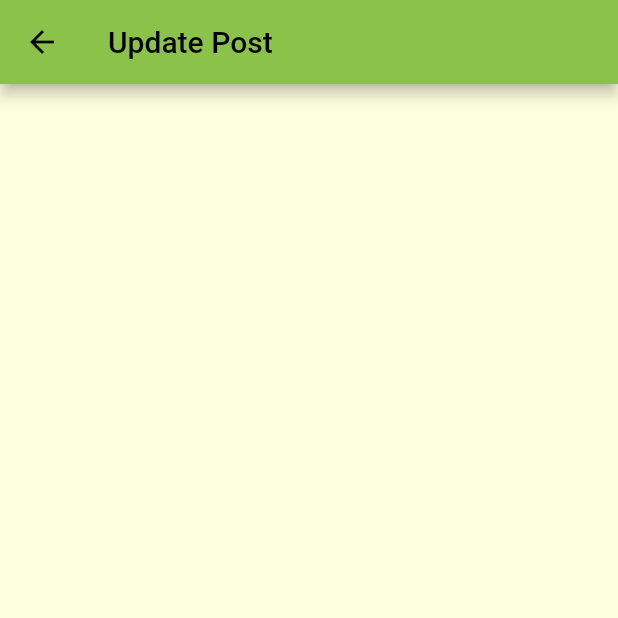
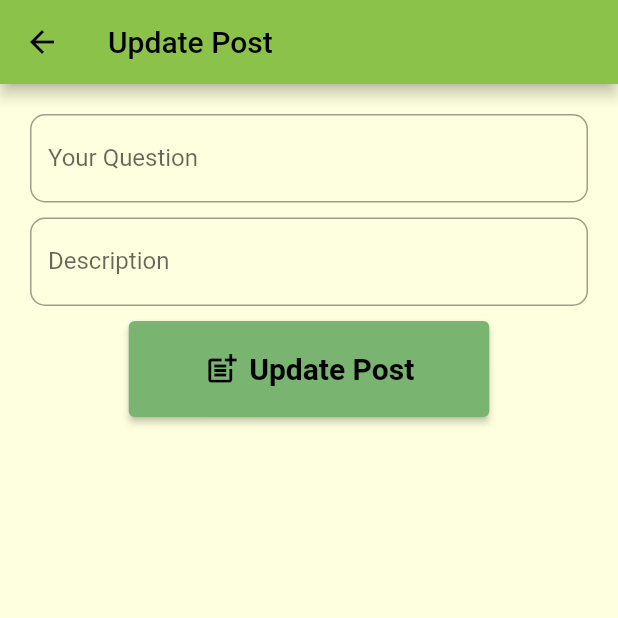
Before and after one commit to lochana-vishwajith/Flower_app, a Flutter app: the UpdateForum screen opened by its route, on a phone screen of 412 x 824 dp, the top half of it. Run offline on Flutter 3.47's test engine with Material 2 defaults, Android fonts, the phone set to English and light mode, and no system bars; our stand-ins replace firebase_database, fluttertoast, image_picker; missing offline and left inert: dart:ffi; accounts and stored records are empty.

Commit message:
ui created but values not set

```diff
--- a/client/lib/Components/my_posts_card.dart
+++ b/client/lib/Components/my_posts_card.dart
@@ -39,7 +39,12 @@ class MyPostCardComponent extends StatelessWidget {
                             child: const Icon(Icons.edit),
                             onTap: () {
                               Navigator.of(context)
-                                  .pushNamed(UpdateForum.routeName);
+                                  .pushNamed(UpdateForum.routeName,
+                                      arguments: ForumItem(
+                                        id: model!.id,
+                                        question: model!.question,
+                                        description: model!.description,
+                                      ));
                             },
                           ),
                         ),
--- a/client/lib/screens/forum/update_forum-question.dart
+++ b/client/lib/screens/forum/update_forum-question.dart
@@ -1,4 +1,7 @@
+import 'package:client/Providers/forum_Item_provider..dart';
+import 'package:client/models/forum_items.dart';
 import 'package:flutter/material.dart';
+import 'package:provider/provider.dart';
 
 class UpdateForum extends StatefulWidget {
   static const String routeName = '/update_posts';
@@ -10,11 +13,123 @@ class UpdateForum extends StatefulWidget {
 }
 
 class _UpdateForumState extends State<UpdateForum> {
+  final formKey = GlobalKey<FormState>();
+
+  var question = '';
+  var description = '';
+
+  final questionController = TextEditingController();
+  final descriptionController = TextEditingController();
+  @override
+  void dispose() {
+    super.dispose();
+    questionController.dispose();
+    descriptionController.dispose();
+  }
+
+  @override
+  void initState() {
+    super.initState();
+  }
+
   @override
   Widget build(BuildContext context) {
+    final forumProvider = context.read<ForumItemProvider>();
+    final ForumItem? args =
+        ModalRoute.of(context)!.settings.arguments as ForumItem?;
+
+    final String? questionVal = args?.question;
+    final String? descriptionVal = args?.description;
+
     return Scaffold(
-        appBar: AppBar(
-      title: const Text("Update Post"),
-    ));
+      appBar: AppBar(
+        title: const Text("Update Post"),
+      ),
+      body: Form(
+          key: formKey,
+          child: SafeArea(child: LayoutBuilder(
+            builder:
+                (BuildContext context, BoxConstraints viewportConstraints) {
+              return SingleChildScrollView(
+                child: ConstrainedBox(
+                  constraints: BoxConstraints(
+                    minHeight: viewportConstraints.maxHeight,
+                  ),
+                  child: Padding(
+                    padding: const EdgeInsets.all(15),
+                    child: Column(
+                      mainAxisSize: MainAxisSize.min,
+                      children: [
+                        Padding(
+                          padding: const EdgeInsets.all(5),
+                          child: TextFormField(
+                            controller: questionController,
+                            onChanged: (value) =>
+                                {forumProvider.question = value},
+                            decoration: InputDecoration(
+                                labelText: "Your Question",
+                                border: OutlineInputBorder(
+                                    borderRadius: BorderRadius.circular(10))),
+                            validator: (value) {
+                              if (value!.isEmpty) {
+                                return "Please Enter A Question.";
+                              } else {
+                                return null;
+                              }
+                            },
+                          ),
+                        ),
+                        Padding(
+                          padding: const EdgeInsets.all(5),
+                          child: TextFormField(
+                            controller: descriptionController,
+                            onChanged: (value) =>
+                                {forumProvider.description = value},
+                            decoration: InputDecoration(
+                                labelText: "Description",
+                                border: OutlineInputBorder(
+                                    borderRadius: BorderRadius.circular(10))),
+                            keyboardType: TextInputType.multiline,
+                            textInputAction: TextInputAction.newline,
+                            minLines: 1,
+                            maxLines: 10,
+                            validator: (value) {
+                              if (value!.isEmpty) {
+                                return "Please Enter A Description.";
+                              } else {
+                                return null;
+                              }
+                            },
+                          ),
+                        ),
+                        Padding(
+                            padding: const EdgeInsets.all(5),
+                            child: ElevatedButton.icon(
+                              onPressed: () async {
+                                final isValid =
+                                    formKey.currentState?.validate();
+                                if (isValid == true) {
+                                  forumProvider.postForumItem(context);
+                                }
+                              },
+                              icon: const Icon(Icons.post_add),
+                              label: const Text("Update Post"),
+                              style: ElevatedButton.styleFrom(
+                                primary:
+                                    const Color.fromARGB(255, 121, 180, 112),
+                                padding: const EdgeInsets.symmetric(
+                                    horizontal: 50, vertical: 20),
+                                textStyle: const TextStyle(
+                                    fontSize: 20, fontWeight: FontWeight.bold),
+                              ),
+                            )),
+                      ],
+                    ),
+                  ),
+                ),
+              );
+            },
+          ))),
+    );
   }
 }
```
